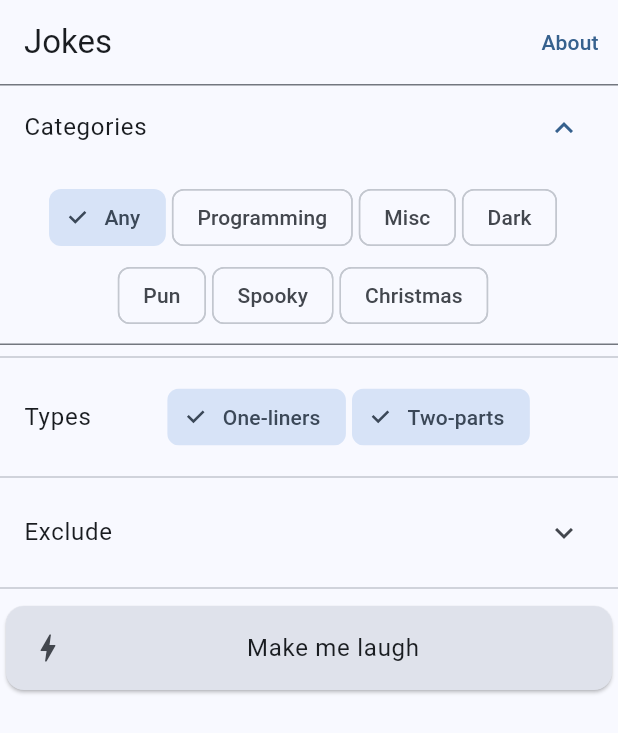
After one commit to eggzotic/jokes, a Flutter app: the screen it shows after launch, after a tap on "Categories", on a phone screen of 412 x 824 dp. The commit adds this screen. Shown: the top 733 px of the screen. Run offline on Flutter 3.47's test engine with Material 2 defaults, Android fonts, the phone set to English and light mode, and no system bars; missing offline and left inert: rest_api_client.

Commit message:
More Adaptive layout updates

```diff
--- a/lib/config/config.dart
+++ b/lib/config/config.dart
@@ -1,8 +1,8 @@
 import 'package:flutter/material.dart';
 
 class Config {
-  final appName = 'Jokes Demo';
-  final appVersion = '1.0.0';
+  final appName = 'Jokes';
+  final appVersion = '1.2.0';
   final appIcon = Icons.tag_faces_outlined;
   final sourceRepo = 'https://github.com/eggzotic/jokes';
   final appAuthor = 'Richard Shepherd, 2023';
@@ -10,5 +10,6 @@ class Config {
       'A simple jokes app. Joke data is fetched from $baseUrl';
   //
   final baseUrl = 'https://v2.jokeapi.dev/joke/';
-  final relayoutWidth = 610;
+  final relayoutWidth = 610.0;
+  final relayoutHeight = 400.0;
 }
--- a/lib/widgets/joke_page.dart
+++ b/lib/widgets/joke_page.dart
@@ -1,12 +1,7 @@
 import 'package:flutter/material.dart';
-import 'package:jokes/event/event.dart';
 import 'package:jokes/state/app_state.dart';
 import 'package:jokes/widgets/about_ui.dart';
-import 'package:jokes/widgets/joke_list_ui.dart';
-import 'package:jokes/widgets/request_categories_ui.dart';
-import 'package:jokes/widgets/exclusions_ui.dart';
-import 'package:jokes/widgets/section_container.dart';
-import 'package:jokes/widgets/types_ui.dart';
+import 'package:jokes/widgets/screen_layout_ui.dart';
 import 'package:provider/provider.dart';
 
 class JokePage extends StatelessWidget {
@@ -16,8 +11,6 @@ class JokePage extends StatelessWidget {
   Widget build(BuildContext context) {
     debugPrint('Media size: ${MediaQuery.of(context).size}');
     final appState = Provider.of<AppState>(context);
-    final isBusy = !appState.isReady || appState.jokeState.isFetching;
-    final again = (appState.isReady ? appState.jokeState.jokeCount : 0) > 0;
     return Scaffold(
       appBar: AppBar(
         title: const Text('Jokes'),
@@ -33,39 +26,7 @@ class JokePage extends StatelessWidget {
         ],
       ),
       body: appState.isReady
-          ? Column(
-              children: [
-                const SectionContainer(
-                  title: 'Categories',
-                  child: RequestCategoriesUi(titleText: 'Categories'),
-                ),
-                const Divider(),
-                const TypesUi(),
-                const Divider(),
-                const SectionContainer(
-                  title: 'Exclude',
-                  child: ExclusionsUi(),
-                ),
-                const Divider(),
-                Card(
-                  color: Theme.of(context).colorScheme.surfaceVariant,
-                  child: ListTile(
-                    leading: isBusy ? null : const Icon(Icons.bolt_outlined),
-                    title: isBusy
-                        ? const Center(
-                            child: CircularProgressIndicator.adaptive(),
-                          )
-                        : Center(
-                            child: Text(
-                                'Make me laugh${again ? ' (again!)' : ''}')),
-                    onTap: isBusy
-                        ? null
-                        : () => appState.sendEvent(event: FetchNewJokeEvent()),
-                  ),
-                ),
-                const Expanded(child: JokeListUi()),
-              ],
-            )
+          ? const ScreenLayoutUi()
           : const Center(
               child: CircularProgressIndicator.adaptive(),
             ),
--- /dev/null
+++ b/lib/widgets/request_section_ui.dart
@@ -0,0 +1,51 @@
+import 'package:flutter/material.dart';
+import 'package:jokes/event/event.dart';
+import 'package:jokes/state/app_state.dart';
+import 'package:jokes/widgets/request_categories_ui.dart';
+import 'package:jokes/widgets/section_container.dart';
+import 'package:jokes/widgets/types_ui.dart';
+import 'package:provider/provider.dart';
+
+import 'exclusions_ui.dart';
+
+class RequestSectionUi extends StatelessWidget {
+  const RequestSectionUi({super.key});
+
+  @override
+  Widget build(BuildContext context) {
+    final appState = Provider.of<AppState>(context);
+    final isBusy = !appState.isReady || appState.jokeState.isFetching;
+    final again = (appState.isReady ? appState.jokeState.jokeCount : 0) > 0;
+    return Column(
+      children: [
+        const SectionContainer(
+          title: 'Categories',
+          child: RequestCategoriesUi(titleText: 'Categories'),
+        ),
+        const Divider(),
+        const TypesUi(),
+        const Divider(),
+        const SectionContainer(
+          title: 'Exclude',
+          child: ExclusionsUi(),
+        ),
+        const Divider(),
+        Card(
+          color: Theme.of(context).colorScheme.surfaceVariant,
+          child: ListTile(
+            leading: isBusy ? null : const Icon(Icons.bolt_outlined),
+            title: isBusy
+                ? const Center(
+                    child: CircularProgressIndicator.adaptive(),
+                  )
+                : Center(
+                    child: Text('Make me laugh${again ? ' (again!)' : ''}')),
+            onTap: isBusy
+                ? null
+                : () => appState.sendEvent(event: FetchNewJokeEvent()),
+          ),
+        ),
+      ],
+    );
+  }
+}
--- /dev/null
+++ b/lib/widgets/screen_layout_ui.dart
@@ -0,0 +1,31 @@
+import 'package:flutter/material.dart';
+import 'package:jokes/state/app_state.dart';
+import 'package:jokes/widgets/joke_list_ui.dart';
+import 'package:jokes/widgets/request_section_ui.dart';
+import 'package:provider/provider.dart';
+
+class ScreenLayoutUi extends StatelessWidget {
+  const ScreenLayoutUi({super.key});
+
+  @override
+  Widget build(BuildContext context) {
+    final appState = Provider.of<AppState>(context);
+    final isWide = MediaQuery.of(context).size.aspectRatio > 2;
+    return isWide
+        ? Row(
+            children: [
+              SizedBox(
+                width: appState.config.relayoutWidth,
+                child: const RequestSectionUi(),
+              ),
+              const Expanded(child: JokeListUi())
+            ],
+          )
+        : const Column(
+            children: [
+              RequestSectionUi(),
+              Expanded(child: JokeListUi()),
+            ],
+          );
+  }
+}
```
